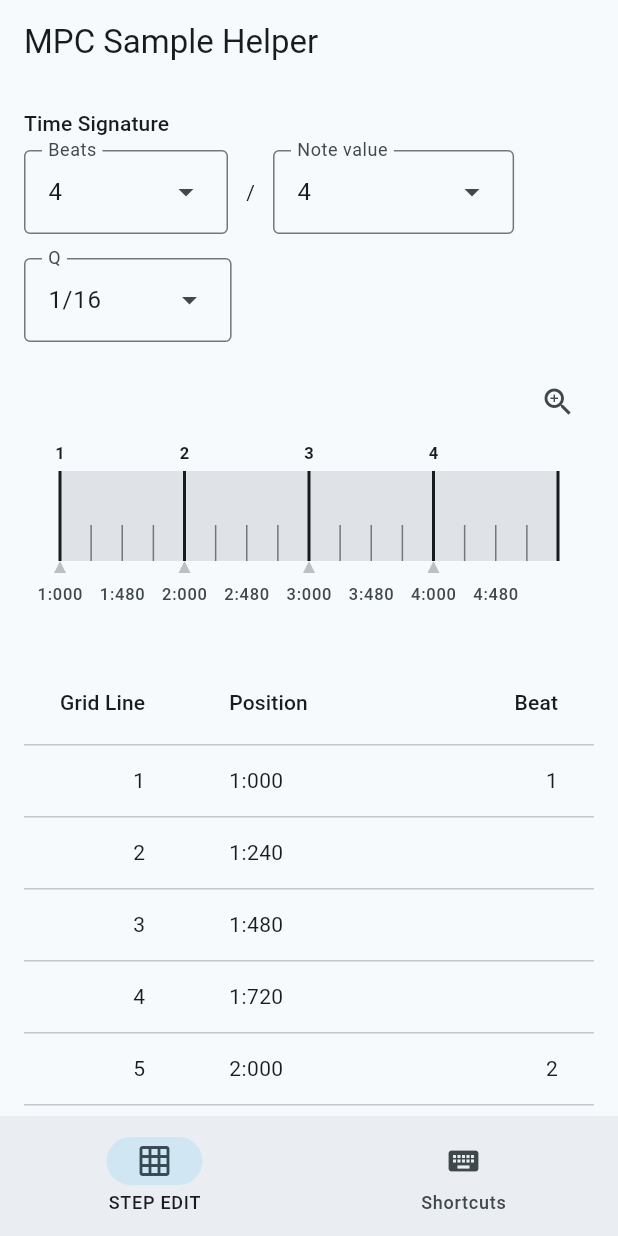
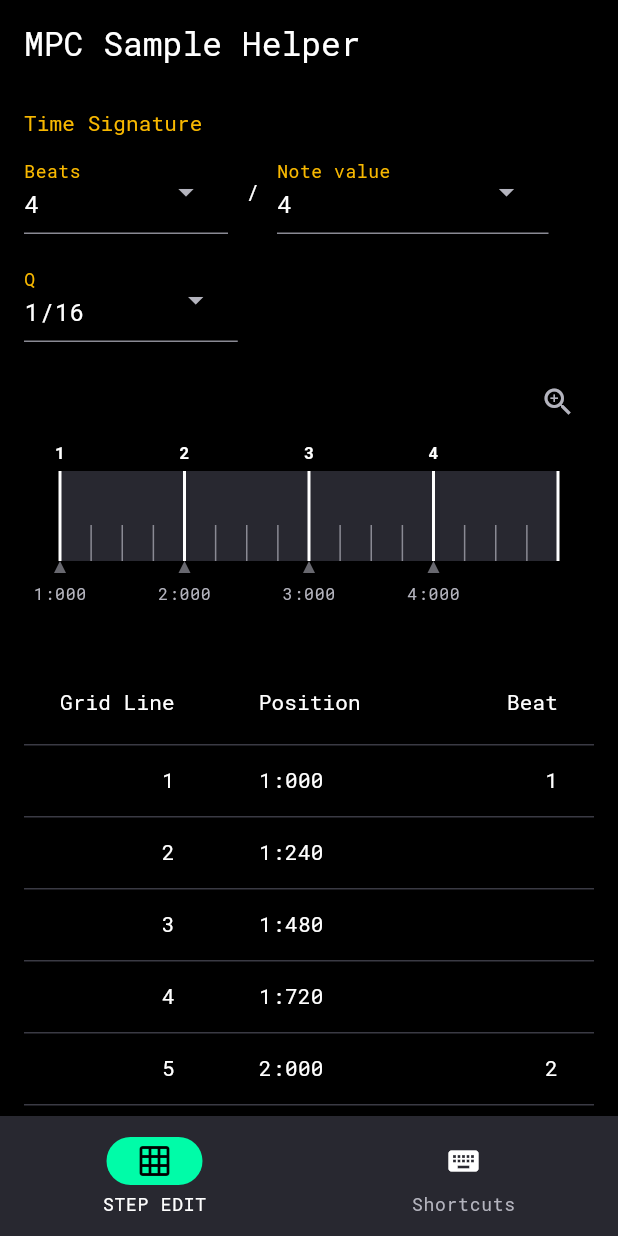
Before and after one commit to tomphp/mpc-sample-helper, a Flutter app: the screen it shows after launch, on a phone screen of 412 x 824 dp. Run offline on Flutter 3.47's test engine with Material 3 defaults, Android fonts, the phone set to English and light mode, and no system bars.

Commit message:
Restyle the app like the MPC Sample's screen
Always dark, device palette (amber labels, crimson highlight, mint
accent) and bundled Roboto Mono with its OFL licence registered.

Co-Authored-By: Claude Opus 5.5 <noreply@anthropic.com>

```diff
--- a/lib/app/mpc_sample_helper_app.dart
+++ b/lib/app/mpc_sample_helper_app.dart
@@ -11,8 +11,7 @@ class MpcSampleHelperApp extends StatelessWidget {
   Widget build(BuildContext context) {
     return MaterialApp(
       title: 'MPC Sample Helper',
-      theme: buildTheme(Brightness.light),
-      darkTheme: buildTheme(Brightness.dark),
+      theme: buildTheme(),
       home: const _ToolShell(),
     );
   }
--- a/lib/app/step_edit_tool.dart
+++ b/lib/app/step_edit_tool.dart
@@ -3,6 +3,7 @@ import 'package:flutter/material.dart';
 import '../model/model.dart';
 import 'grid_line_table.dart';
 import 'standard_steps_table.dart';
+import 'theme.dart';
 import 'timeline.dart';
 
 class StepEditTool extends StatefulWidget {
@@ -25,7 +26,11 @@ class _StepEditToolState extends State<StepEditTool> {
       child: Column(
         crossAxisAlignment: CrossAxisAlignment.start,
         children: [
-          Text('Time Signature', style: Theme.of(context).textTheme.labelLarge),
+          Text(
+            'Time Signature',
+            style: Theme.of(context).textTheme.labelLarge!
+                .copyWith(color: HelperColors.of(context).label),
+          ),
           const SizedBox(height: 8),
           Wrap(
             spacing: 12,
--- a/lib/app/theme.dart
+++ b/lib/app/theme.dart
@@ -1,12 +1,28 @@
 import 'package:flutter/material.dart';
+
+/// Colours taken from the MPC Sample's screen.
+abstract final class DevicePalette {
+  static const black = Color(0xFF000000);
+  static const surface = Color(0xFF282830);
+  static const white = Color(0xFFFFFFFF);
+  static const amber = Color(0xFFF8B800);
+  static const crimson = Color(0xFFD81048);
+  static const blue = Color(0xFF2F9BFF);
+  static const mint = Color(0xFF00FCA8);
+  static const grey = Color(0xFF8A8A94);
+  static const dimGrey = Color(0xFF3A3A44);
+}
 
 /// App colours beyond the Material scheme.
 @immutable
 class HelperColors extends ThemeExtension<HelperColors> {
-  const HelperColors({required this.highlight});
+  const HelperColors({required this.highlight, required this.label});
 
   /// Marks Inexact Positions and the current Q.
   final Color highlight;
+
+  /// Field labels and headings.
+  final Color label;
 
   static HelperColors of(BuildContext context) =>
       Theme.of(context).extension<HelperColors>()!;
@@ -16,25 +32,75 @@ class HelperColors extends ThemeExtension<HelperColors> {
       TextStyle(color: highlight, fontWeight: FontWeight.bold);
 
   @override
-  HelperColors copyWith({Color? highlight}) =>
-      HelperColors(highlight: highlight ?? this.highlight);
+  HelperColors copyWith({Color? highlight, Color? label}) => HelperColors(
+    highlight: highlight ?? this.highlight,
+    label: label ?? this.label,
+  );
 
   @override
   HelperColors lerp(HelperColors? other, double t) => other == null
       ? this
-      : HelperColors(highlight: Color.lerp(highlight, other.highlight, t)!);
+      : HelperColors(
+          highlight: Color.lerp(highlight, other.highlight, t)!,
+          label: Color.lerp(label, other.label, t)!,
+        );
 }
 
-ThemeData buildTheme(Brightness brightness) {
-  final dark = brightness == Brightness.dark;
+/// The app's only theme: always dark, like the device's screen.
+ThemeData buildTheme() {
+  const scheme = ColorScheme.dark(
+    primary: DevicePalette.blue,
+    onPrimary: DevicePalette.white,
+    secondary: DevicePalette.mint,
+    onSecondary: DevicePalette.black,
+    error: DevicePalette.crimson,
+    surface: DevicePalette.black,
+    onSurface: DevicePalette.white,
+    onSurfaceVariant: Color(0xFFB4B4BE),
+    surfaceContainerLowest: DevicePalette.black,
+    surfaceContainerLow: Color(0xFF14141A),
+    surfaceContainer: Color(0xFF1C1C22),
+    surfaceContainerHigh: DevicePalette.surface,
+    surfaceContainerHighest: DevicePalette.surface,
+    outline: DevicePalette.grey,
+    outlineVariant: DevicePalette.dimGrey,
+  );
+  const labelStyle = TextStyle(color: DevicePalette.amber);
+
   return ThemeData(
-    colorScheme: ColorScheme.fromSeed(
-      seedColor: Colors.blueGrey,
-      brightness: brightness,
+    colorScheme: scheme,
+    fontFamily: 'RobotoMono',
+    scaffoldBackgroundColor: DevicePalette.black,
+    dividerColor: DevicePalette.dimGrey,
+    appBarTheme: const AppBarTheme(
+      backgroundColor: DevicePalette.black,
+      foregroundColor: DevicePalette.white,
     ),
-    extensions: [
+    navigationBarTheme: NavigationBarThemeData(
+      backgroundColor: DevicePalette.surface,
+      indicatorColor: DevicePalette.mint,
+      iconTheme: WidgetStateProperty.resolveWith(
+        (states) => IconThemeData(
+          color: states.contains(WidgetState.selected)
+              ? DevicePalette.black
+              : DevicePalette.white,
+        ),
+      ),
+    ),
+    inputDecorationTheme: const InputDecorationTheme(
+      labelStyle: labelStyle,
+      floatingLabelStyle: labelStyle,
+    ),
+    dropdownMenuTheme: const DropdownMenuThemeData(
+      inputDecorationTheme: InputDecorationTheme(
+        labelStyle: labelStyle,
+        floatingLabelStyle: labelStyle,
+      ),
+    ),
+    extensions: const [
       HelperColors(
-        highlight: dark ? Colors.orangeAccent : Colors.deepOrange.shade700,
+        highlight: DevicePalette.crimson,
+        label: DevicePalette.amber,
       ),
     ],
   );
--- a/lib/app/timeline.dart
+++ b/lib/app/timeline.dart
@@ -50,7 +50,7 @@ class Timeline extends StatelessWidget {
         bar: scheme.surfaceContainerHighest,
         beat: scheme.onSurface,
         gridLine: scheme.outline,
-        deviceBeat: scheme.outline.withValues(alpha: 0.45),
+        deviceBeat: scheme.outline.withValues(alpha: 0.75),
         label: scheme.onSurfaceVariant,
         highlight: HelperColors.of(context).highlight,
       ),
--- a/lib/main.dart
+++ b/lib/main.dart
@@ -1,7 +1,13 @@
+import 'package:flutter/foundation.dart';
 import 'package:flutter/material.dart';
+import 'package:flutter/services.dart';
 
 import 'app/mpc_sample_helper_app.dart';
 
 void main() {
+  LicenseRegistry.addLicense(() async* {
+    final licence = await rootBundle.loadString('assets/fonts/OFL.txt');
+    yield LicenseEntryWithLineBreaks(['RobotoMono'], licence);
+  });
   runApp(const MpcSampleHelperApp());
 }
```
Also changed, not shown: assets/fonts/OFL.txt (added, +93 -0 lines), lib/app/standard_steps_table.dart (+6 -1 lines), pubspec.yaml (+10 -0 lines), assets/fonts/RobotoMono-Bold.ttf (added), assets/fonts/RobotoMono-Regular.ttf (added), 2 other files.
